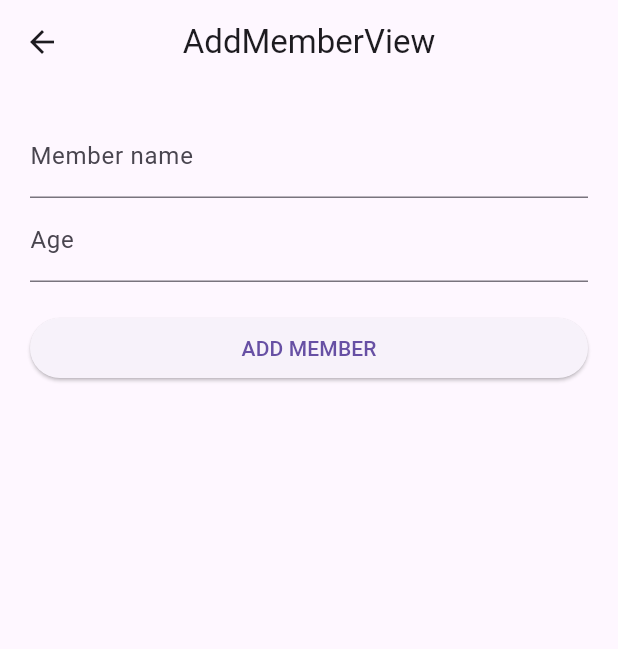
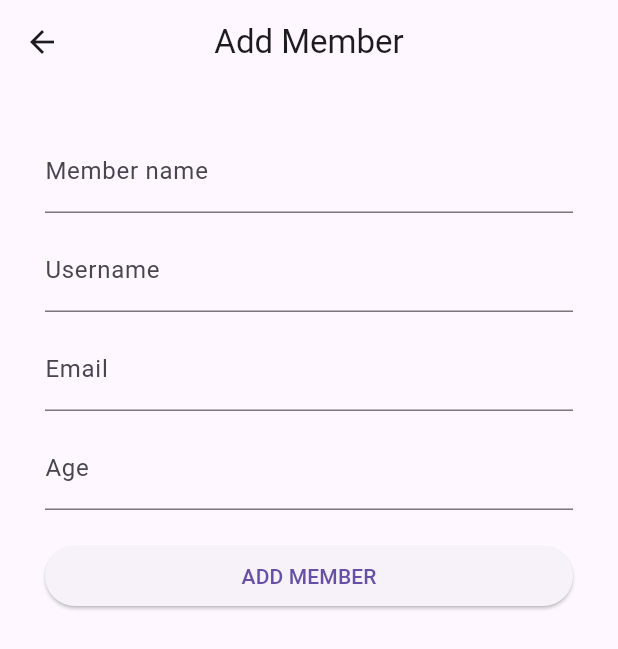
Before and after one commit to depriandiy/gym_presence, a Flutter app: the AddMemberView screen opened by its route, after a tap on "ADD MEMBER", on a phone screen of 412 x 824 dp. Shown: the top 649 px of the screen. Run offline on Flutter 3.47's test engine with Material 3 defaults, Android fonts, the phone set to English and light mode, and no system bars; our stand-ins replace cloud_firestore, firebase_auth, firebase_core, get; accounts and stored records are empty.

Commit message:
firebase: add member

```diff
--- a/lib/app/modules/add_member/controllers/add_member_controller.dart
+++ b/lib/app/modules/add_member/controllers/add_member_controller.dart
@@ -1,7 +1,56 @@
+import 'package:cloud_firestore/cloud_firestore.dart';
 import 'package:flutter/material.dart';
 import 'package:get/get.dart';
+import 'package:firebase_auth/firebase_auth.dart';
 
 class AddMemberController extends GetxController {
   TextEditingController nameC = TextEditingController();
+  TextEditingController usernameC = TextEditingController();
+  TextEditingController emailC = TextEditingController();
   TextEditingController ageC = TextEditingController();
+
+  FirebaseAuth auth = FirebaseAuth.instance;
+  FirebaseFirestore firesstore = FirebaseFirestore.instance;
+
+  void addMember(String name, String username, String email, String age) async {
+    if (name.isNotEmpty &&
+        username.isNotEmpty &&
+        email.isNotEmpty &&
+        age.isNotEmpty) {
+      try {
+        UserCredential memberCredential =
+            await auth.createUserWithEmailAndPassword(
+          email: emailC.text,
+          password: "memberfos",
+        );
+
+        if (memberCredential.user != null) {
+          String uid = memberCredential.user!.uid;
+
+          firesstore.collection("member").doc(uid).set({
+            "uid": uid,
+            "name": nameC.text,
+            "username": usernameC.text,
+            "email": emailC.text,
+            "age": ageC.text,
+            "createdAt": DateTime.now().toIso8601String(),
+          });
+        }
+
+        print(memberCredential);
+      } on FirebaseAuthException catch (e) {
+        if (e.code == 'weak-password') {
+          Get.snackbar("Error occured", "The password provided is too weak.");
+        } else if (e.code == 'email-already-in-use') {
+          Get.snackbar(
+              "Error occured", "The email already exists. User others email.");
+        }
+      } catch (e) {
+        Get.snackbar("Error occured", "Add member is failed! Error: $e");
+      }
+    } else {
+      Get.snackbar("Error occured", "All data should be filled!");
+    }
+    Get.back();
+  }
 }
--- a/lib/app/modules/add_member/views/add_member_view.dart
+++ b/lib/app/modules/add_member/views/add_member_view.dart
@@ -1,43 +1,62 @@
 import 'package:flutter/material.dart';
 
 import 'package:get/get.dart';
-import 'package:gym_presence/app/modules/members/controllers/members_controller.dart';
 
 import '../controllers/add_member_controller.dart';
 
 class AddMemberView extends GetView<AddMemberController> {
   AddMemberView({super.key});
-  final memberC = Get.find<MembersController>();
+  final addMemberC = Get.find<AddMemberController>();
 
   @override
   Widget build(BuildContext context) {
     return Scaffold(
       appBar: AppBar(
-        title: const Text('AddMemberView'),
+        title: const Text('Add Member'),
         centerTitle: true,
       ),
       body: ListView(
-        padding: EdgeInsets.all(20),
+        padding: const EdgeInsets.all(30),
         children: [
           TextField(
             controller: controller.nameC,
-            decoration: InputDecoration(
+            decoration: const InputDecoration(
               labelText: "Member name",
             ),
           ),
+          const SizedBox(height: 10),
+          TextField(
+            controller: controller.usernameC,
+            decoration: const InputDecoration(
+              labelText: "Username",
+            ),
+          ),
+          const SizedBox(height: 10),
+          TextField(
+            controller: controller.emailC,
+            decoration: const InputDecoration(
+              labelText: "Email",
+            ),
+          ),
+          const SizedBox(height: 10),
           TextField(
             controller: controller.ageC,
-            decoration: InputDecoration(
+            decoration: const InputDecoration(
               labelText: "Age",
             ),
             keyboardType: TextInputType.number,
           ),
-          SizedBox(height: 20),
+          const SizedBox(height: 20),
           ElevatedButton(
             onPressed: () {
-              memberC.addMember(controller.nameC.text, controller.ageC.text);
+              addMemberC.addMember(
+                controller.nameC.text,
+                controller.usernameC.text,
+                controller.emailC.text,
+                controller.ageC.text,
+              );
             },
-            child: Text("ADD MEMBER"),
+            child: const Text("ADD MEMBER"),
           ),
         ],
       ),
--- a/lib/app/modules/home/views/home_view.dart
+++ b/lib/app/modules/home/views/home_view.dart
@@ -11,21 +11,21 @@ class HomeView extends GetView<HomeController> {
   Widget build(BuildContext context) {
     return Scaffold(
       appBar: AppBar(
-        title: const Text('HomeView'),
+        title: const Text('FOS Gym'),
         centerTitle: true,
       ),
       body: Center(
         child: Column(
           mainAxisAlignment: MainAxisAlignment.center,
           children: [
-            Text(
+            const Text(
               'HomeView is working',
               style: TextStyle(fontSize: 20),
             ),
-            SizedBox(height: 20),
+            const SizedBox(height: 20),
             ElevatedButton(
               onPressed: () => Get.toNamed(Routes.MEMBERS),
-              child: Text("SEE MEMBERS"),
+              child: const Text("SEE MEMBERS"),
             ),
           ],
         ),
--- a/lib/app/modules/members/controllers/members_controller.dart
+++ b/lib/app/modules/members/controllers/members_controller.dart
@@ -5,27 +5,33 @@ class MembersController extends GetxController {
     {
       "id": 1,
       "name": "Depri Andiyanto",
+      "username": "depriandiy",
       "age": 23,
     },
     {
       "id": 2,
       "name": "Samuel Halim",
+      "username": "samuelh",
       "age": 24,
     },
     {
       "id": 3,
       "name": "Teofilus Tri Haryadi",
+      "username": "teofilusth",
       "age": 25,
     },
   ].obs;
 
-  void addMember(String name, String age) {
-    if (name.isNotEmpty && age.isNotEmpty) {
+  void addMember(String name, String username, String age) {
+    if (name.isNotEmpty && username.isNotEmpty && age.isNotEmpty) {
       allMembers.add({
         "name": name,
+        "username": username,
         "age": int.parse(age),
       });
       Get.back();
+    } else {
+      Get.snackbar("Error occured", "All data should be filled!");
     }
   }
 }
--- a/lib/app/modules/members/views/members_view.dart
+++ b/lib/app/modules/members/views/members_view.dart
@@ -12,12 +12,12 @@ class MembersView extends GetView<MembersController> {
   Widget build(BuildContext context) {
     return Scaffold(
       appBar: AppBar(
-        title: const Text('MembersView'),
+        title: const Text('List Member'),
         centerTitle: true,
       ),
       body: Obx(
         () => ListView.builder(
-          padding: EdgeInsets.all(10),
+          padding: const EdgeInsets.all(10),
           itemCount: controller.allMembers.length,
           itemBuilder: (context, index) =>
               MemberItem(controller.allMembers[index]),
@@ -27,7 +27,7 @@ class MembersView extends GetView<MembersController> {
         onPressed: () {
           Get.toNamed(Routes.ADD_MEMBER);
         },
-        child: Icon(Icons.add),
+        child: const Icon(Icons.person_add),
       ),
     );
   }
--- a/lib/main.dart
+++ b/lib/main.dart
@@ -1,8 +1,14 @@
 import 'package:flutter/material.dart';
 import 'package:get/get.dart';
 import 'app/routes/app_pages.dart';
+import 'package:firebase_core/firebase_core.dart';
+import 'firebase_options.dart';
 
-void main() {
+void main() async {
+  WidgetsFlutterBinding.ensureInitialized();
+  await Firebase.initializeApp(
+    options: DefaultFirebaseOptions.currentPlatform,
+  );
   runApp(
     GetMaterialApp(
       title: "Gym Presence",
--- a/pubspec.yaml
+++ b/pubspec.yaml
@@ -11,8 +11,8 @@ dependencies:
   intl: ^0.19.0
   provider: ^6.1.1
   http: ^1.2.0
-  firebase_core: ^2.25.4
-  firebase_auth: ^4.17.4
+  firebase_core: ^2.25.5
+  firebase_auth: 4.17.4
   cloud_firestore: ^4.15.5
   firebase_storage: ^11.6.6
   introduction_screen: ^3.1.12
```
Also changed, not shown: lib/firebase_options.dart (added), pubspec.lock, 1 other file.
